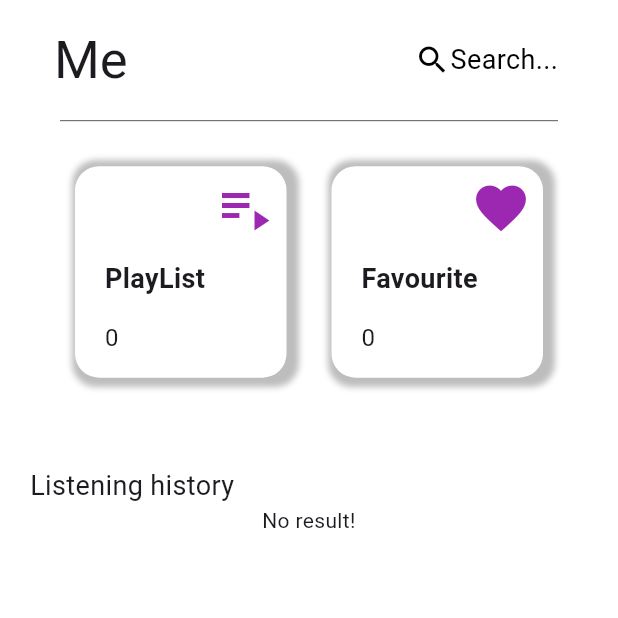
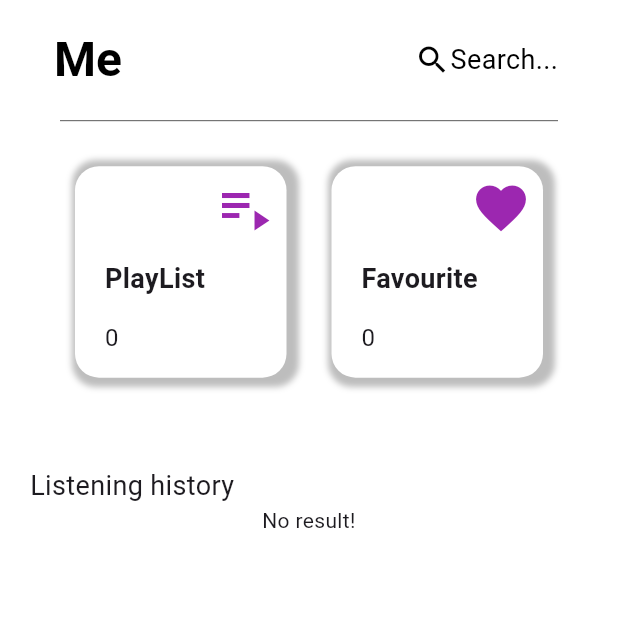
Before and after one commit to quangtran2003/musicApp, a Flutter app: the UserScreen screen opened by its route, on a phone screen of 412 x 824 dp, the top half of it. Run offline on Flutter 3.47's test engine with Material 3 defaults, Android fonts, the phone set to English and light mode, and no system bars; our stand-ins replace audioplayers, dio, firebase_auth, firebase_core, get, lottie and 2 more; missing offline and left inert: clipboard; accounts and stored records are empty.

Commit message:
update last version

```diff
--- a/do_an/lib/module/user/user_screen.dart
+++ b/do_an/lib/module/user/user_screen.dart
@@ -107,9 +107,11 @@ class UserScreen extends GetView<UserController> {
         MyAppBarHomePage(
           title: Container(
               margin: const EdgeInsets.only(top: 20),
-              child: MyText(
+              child:  MyText(
                 text: 'Me',
-                fontSize: 35,
+                color: Colors.black,
+                fontSize: 32,
+                fontWeight: FontWeight.bold,
               )),
         ),
         Container(
```
